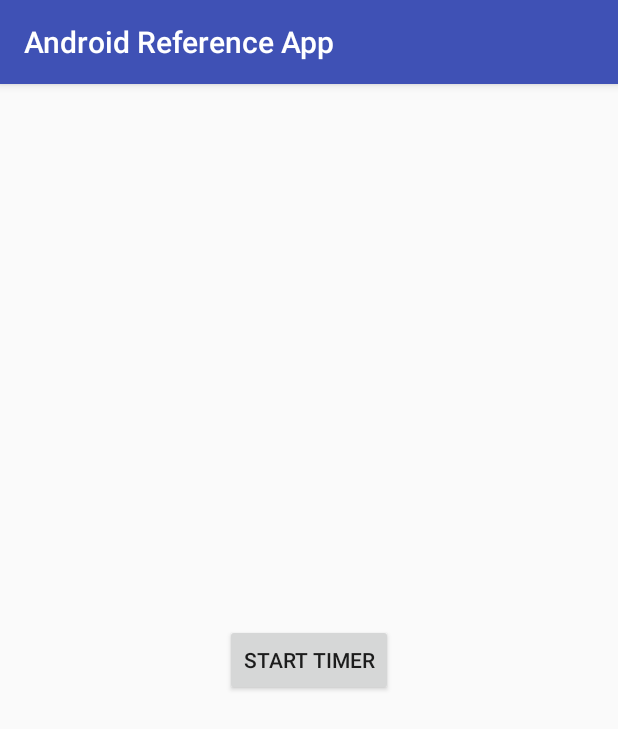
After one commit to mazleo/AndroidReferenceApp, an Android app: the ThreadsActivity screen opened directly, with no data from a screen before it, on a phone screen of 412 x 824 dp. The commit adds this screen. Shown: the top 729 px of the screen. Run offline under Robolectric (Android 15) with nearby library versions, the phone set to English and light mode, and no system bars.

Commit message:
Add Activity Lifecycle Add Threads (unfinished)

```diff
--- a/app/src/main/AndroidManifest.xml
+++ b/app/src/main/AndroidManifest.xml
@@ -23,7 +23,10 @@
         <activity android:name=".GestureActivity" />
         <activity android:name=".ScrollingActivity" />
         <activity android:name=".FragmentActivity" />
-        <activity android:name=".OverflowMenuActivity"></activity>
+        <activity android:name=".OverflowMenuActivity" />
+        <activity android:name=".AnimationsActivity" />
+        <activity android:name=".LifecycleActivity" />
+        <activity android:name=".ThreadsActivity"></activity>
     </application>
 
 </manifest>
--- /dev/null
+++ b/app/src/main/java/com/app/reference/android/androidreferenceapp/ThreadsActivity.java
@@ -0,0 +1,45 @@
+package com.app.reference.android.androidreferenceapp;
+
+import android.app.admin.SystemUpdatePolicy;
+import android.content.Context;
+import android.os.Handler;
+import android.os.Message;
+import android.support.v7.app.AppCompatActivity;
+import android.os.Bundle;
+import android.view.View;
+import android.widget.Button;
+import android.widget.Toast;
+
+public class ThreadsActivity extends AppCompatActivity {
+
+    @Override
+    protected void onCreate(Bundle savedInstanceState) {
+        super.onCreate(savedInstanceState);
+        setContentView(R.layout.activity_threads);
+
+        Button buttonThreads = (Button) findViewById(R.id.buttonThreads);
+
+        buttonThreads.setOnClickListener(new View.OnClickListener() {
+            public void onClick(View v) {
+                Thread thread = new Thread();
+
+                Runnable runnableThreads = new Runnable() {
+                    @Override
+                    public void run() {
+                        Context context = getApplicationContext();
+                        Toast waitToast = Toast.makeText(context, "Timer finished", Toast.LENGTH_SHORT);
+                        // threadStartTimer();
+                        waitToast.show();
+                    }
+                };
+
+                thread.start();
+            }
+        });
+    }
+
+    public void threadStartTimer() {
+        long futureTime = System.currentTimeMillis() + 5000;
+        while (System.currentTimeMillis() < futureTime) {}
+    }
+}
--- /dev/null
+++ b/app/src/main/res/layout/activity_threads.xml
@@ -0,0 +1,19 @@
+<?xml version="1.0" encoding="utf-8"?>
+<android.support.constraint.ConstraintLayout xmlns:android="http://schemas.android.com/apk/res/android"
+    xmlns:app="http://schemas.android.com/apk/res-auto"
+    xmlns:tools="http://schemas.android.com/tools"
+    android:layout_width="match_parent"
+    android:layout_height="match_parent"
+    tools:context="com.app.reference.android.androidreferenceapp.ThreadsActivity">
+
+    <Button
+        android:id="@+id/buttonThreads"
+        android:layout_width="wrap_content"
+        android:layout_height="wrap_content"
+        android:text="Start Timer"
+        app:layout_constraintTop_toTopOf="parent"
+        app:layout_constraintBottom_toBottomOf="parent"
+        app:layout_constraintLeft_toLeftOf="parent"
+        app:layout_constraintRight_toRightOf="parent" />
+
+</android.support.constraint.ConstraintLayout>
--- a/app/src/main/res/values/strings.xml
+++ b/app/src/main/res/values/strings.xml
@@ -8,6 +8,8 @@
         <item>Gestures</item>
         <item>Fragments</item>
         <item>Overflow Menu</item>
+        <item>Threads</item>
+        <item>Activity Lifecycle</item>
     </string-array>
     <string name="red_string">Red</string>
     <string name="blue_string">Blue</string>
```
Also changed, not shown: app/src/main/java/com/app/reference/android/androidreferenceapp/LifecycleActivity.java (added, +13 -0 lines), app/src/main/java/com/app/reference/android/androidreferenceapp/MainActivity.java (+8 -0 lines), app/src/main/res/layout/activity_lifecycle.xml (added, +17 -0 lines).
